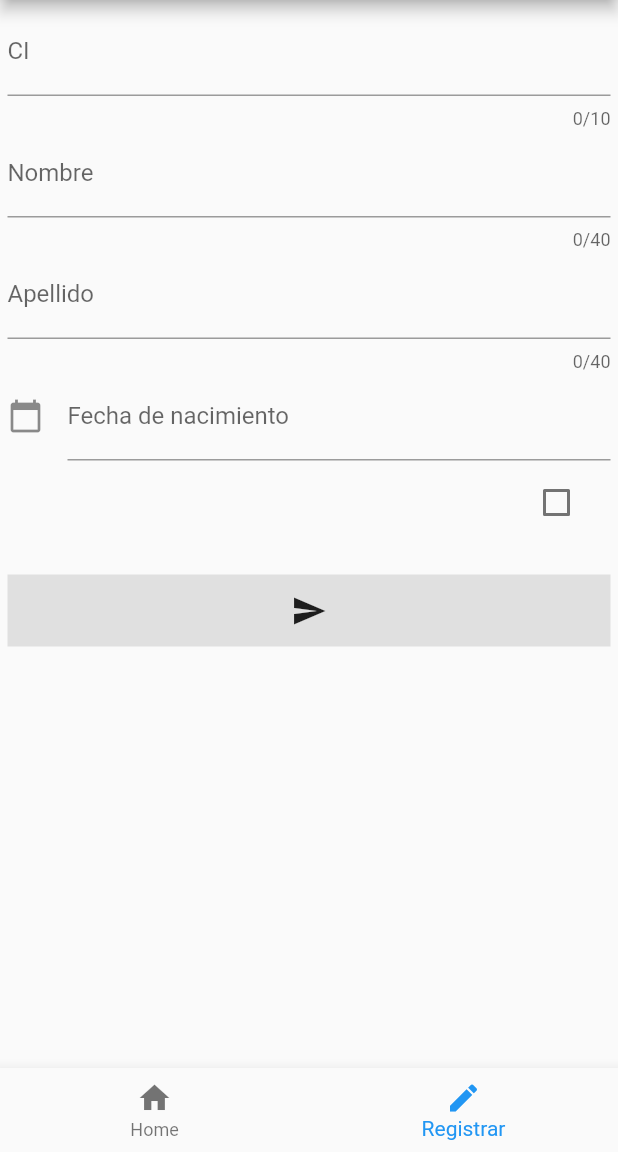
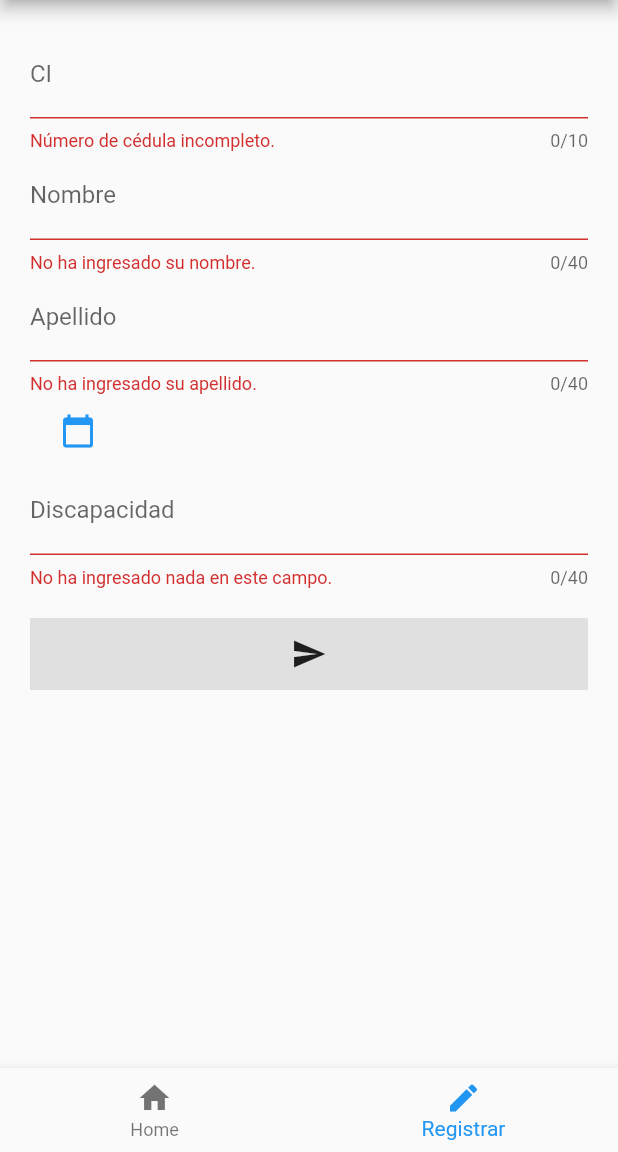
Before and after one commit to dbchango/personasl_vulnerables, a Flutter app: the screen it shows after launch, item 2 of the bottom bar chosen, after a tap on the "send" icon, on a phone screen of 412 x 824 dp, the part 84-1236 px from its top. Run offline on Flutter 3.47's test engine with Material 2 defaults, Android fonts, the phone set to English and light mode, and no system bars; our stand-ins replace sqflite; accounts and stored records are empty.

Commit message:
Examen terminado

```diff
--- a/lib/main.dart
+++ b/lib/main.dart
@@ -25,9 +25,6 @@ class MyApp extends StatelessWidget {
             title: 'Poblacion vulnerable',
             theme: ThemeData(
               primarySwatch: Colors.blue,
-              // This makes the visual density adapt to the platform that you run
-              // the app on. For desktop platforms, the controls will be smaller and
-              // closer together (more dense) than on mobile platforms.
               visualDensity: VisualDensity.adaptivePlatformDensity,
             ),
             home: FutureBuilder(
--- a/lib/models/person.dart
+++ b/lib/models/person.dart
@@ -19,7 +19,7 @@ class Person {
     String name;
     String lastname;
     String borndate;
-    bool disability;
+    String disability;
 
     factory Person.fromJson(Map<String, dynamic> json) => Person(
         id: json["id"],
--- a/lib/providers/db_providers.dart
+++ b/lib/providers/db_providers.dart
@@ -11,10 +11,9 @@ class DBProvider{
   DBProvider._();
 
   get database async {
-    if (_database != null){
-      _database = await initDB();
-      return _database;
-    }
+    if (_database != null) return _database;
+    _database = await initDB();
+    return _database;
   }
 
   Future<Database> initDB() async {
@@ -30,9 +29,8 @@ class DBProvider{
           name TEXT,
           lastname TEXT,
           borndate TEXT,
-          disability INTEGER
+          disability TEXT
         )
-
         '''
       );
     });
@@ -47,6 +45,7 @@ class DBProvider{
   Future<dynamic> list() async{
     final db = await database;
     final result = await db.query('Persons');
+    print(result);
     return result.isNotEmpty ? result.map((t)=> Person.fromJson(t)).toList()
     :[];
   }
--- a/lib/providers/person_provider.dart
+++ b/lib/providers/person_provider.dart
@@ -3,16 +3,19 @@ import 'package:poblacion_vul/models/person.dart';
 import 'package:poblacion_vul/providers/db_providers.dart';
 class PersonProvider extends ChangeNotifier{
   List<Person> persons = [];
-  Future<Person> addPerson(String name, String ci, String lastname, String borndate, bool disabilty) async {
+  Future<Person> addPerson(String name, String ci, String lastname, String borndate, String disabilty) async {
     Person person = Person(name: name, ci:ci, lastname: lastname, borndate: borndate, disability: disabilty);
     final id = await DBProvider.db.create(person);
     person.id = id;
     persons.add(person);
+    notifyListeners();
     return person;
   }
 
   loadPersons()async{
+
     final personsQuery = await DBProvider.db.list();
+    print(personsQuery);
     this.persons = [...personsQuery];
     notifyListeners();
   }
--- a/lib/screens/init_screen.dart
+++ b/lib/screens/init_screen.dart
@@ -1,5 +1,8 @@
 
 import 'package:flutter/material.dart';
+import 'package:poblacion_vul/models/person.dart';
+import 'package:poblacion_vul/providers/person_provider.dart';
+import 'package:provider/provider.dart';
 class InitScreen extends StatefulWidget {
   InitScreen({Key key}) : super(key: key);
 
@@ -8,12 +11,41 @@ class InitScreen extends StatefulWidget {
 }
 
 class _InitScreenState extends State<InitScreen> {
+
   @override
   Widget build(BuildContext context) {
-    return Container(
-       child: Container(
-         child: Text("InitScreen"),
-       ),
+    double _heigth = MediaQuery.of(context).size.height;
+    final personProvider = Provider.of<PersonProvider>(context, listen: false);
+    personProvider.loadPersons();
+
+
+    return SingleChildScrollView(
+      padding: EdgeInsets.all(25),
+      child: Column(
+
+        mainAxisSize: MainAxisSize.min,
+        children: [
+          Text("Personas registradas",
+              style: Theme.of(context).textTheme.headline5),
+
+          _listView(personProvider.persons)
+        ],
+      ),
     );
   }
+  _listView(List<Person> persons) {
+    return ListView.builder(
+        shrinkWrap: true,
+        itemCount: persons.length,
+        itemBuilder: (_, index) => ListTile(
+
+              leading: Icon(Icons.person),
+              title: Text("Nombre: "+persons[index].name + " " +persons[index].lastname),
+              subtitle: Text("Discapacidad: " + persons[index].disability.toString()),
+            ));
+  }
+
+  loadList() async{
+
+  }
 }
--- a/lib/screens/person_form.dart
+++ b/lib/screens/person_form.dart
@@ -14,7 +14,6 @@ class CreateScreen extends StatefulWidget {
 class _CreateScreenState extends State<CreateScreen> {
   final formKey = GlobalKey<FormState>();
   final _scaffoldKey = GlobalKey<ScaffoldState>();
-  TextEditingController _dateController = TextEditingController();
   DateTime selectedDate = DateTime.now();
   Person _person = new Person();
   @override
@@ -22,7 +21,7 @@ class _CreateScreenState extends State<CreateScreen> {
     return Scaffold(
       key: _scaffoldKey,
       body: Container(
-        padding: EdgeInsets.all(5),
+        padding: EdgeInsets.all(20),
         child: Form(
           key: formKey,
           child: ListView(
@@ -30,9 +29,10 @@ class _CreateScreenState extends State<CreateScreen> {
               _getCiField(),
               _getName(),
               _getLastName(),
-              _getBornDate(),
-              _getCheckBox(),
-              _getSubmitButton()
+              _getBornDate(context),
+              _getDesable(),
+              _getSubmitButton(),
+
             ],
           ),
         ),
@@ -63,6 +63,10 @@ class _CreateScreenState extends State<CreateScreen> {
         }
       },
     );
+  }
+
+  Widget _getCalendarButton(BuildContext context){
+    return TextButton(onPressed: ()async{await showDateDialog(context); }, child: Icon(Icons.calendar_today));
   }
 
   Widget _getName(){
@@ -115,40 +119,36 @@ class _CreateScreenState extends State<CreateScreen> {
     );
   }
 
-  Widget _getBornDate(){
+  Widget _getBornDate(BuildContext context){
+    return Row(
+      children: [
+        _getCalendarButton(context),
+        Text('${_person.borndate??''}')
+      ],
+    );
+  }
+
+  Widget _getDesable(){
     return TextFormField(
-      initialValue: _person.borndate,
-      decoration: InputDecoration(labelText: "Fecha de nacimiento", icon: Icon(Icons.calendar_today),),
-
-      //keyboardType: TextInputType.datetime,
+      initialValue: _person.disability,
+      decoration: InputDecoration(labelText: "Discapacidad"),
+      maxLength: 40,
       onChanged: (value) {
         setState(() {
-          _person.borndate = value;
+          _person.disability = value;
         });
-        print(_person.borndate );
       },
       onSaved: (newValue) {
         setState(() {
-          _person.borndate = newValue;
+          _person.disability = newValue;
         });
       },
       validator: (value) {
-      if (value.isEmpty)
-        return "No ha ingresado su fecha de nacimiento.";
-        return null;
-      },
-    );
-  }
-
-  Widget _getCheckBox(){
-    return CheckboxListTile(
-      title: Text(''),
-      value: _person.disability??false,
-      onChanged: (value) {
-        setState(() {
-          _person.disability = value;
-          print(_person.toJson());
-        });
+        if (value.length < 2) {
+          return "No ha ingresado nada en este campo.";
+        } else {
+          return null;
+        }
       },
     );
   }
@@ -163,21 +163,30 @@ class _CreateScreenState extends State<CreateScreen> {
             IconButton(
                 icon: Icon(Icons.send),
                 onPressed: () async {
-                  //if (!formKey.currentState.validate()) return;
+                  if (!formKey.currentState.validate()) return;
 
                   //Vincula el valor de las controles del formulario a los atributos del modelo
-                  //formKey.currentState.save();
+                  formKey.currentState.save();
 
                   //Llamamos al provider para guardar el viaje
-                  final personProvider = Provider.of<PersonProvider>(context);
-                  print(_person.toJson());
-                  print(personProvider.persons);
-
-                  //_person = await personProvider.addPerson(_person.name, _person.ci, _person.lastname, _person.borndate, _person.disability);
-
+                  final personProvider = Provider.of<PersonProvider>(context, listen: false);
+                  _person = await personProvider.addPerson(_person.name, _person.ci, _person.lastname, _person.borndate, _person.disability);
+                  print(_person.id);
+                  _scaffoldKey.currentState.showSnackBar(
+                    SnackBar(content: Text("Registro de: "+_person.name +" creado con el id "+ _person.id.toString()))
+                  );
                 })
           ],
         ));
   }
 
+  Future<void> showDateDialog(BuildContext context) async {
+    final picked = await showDatePicker(context: context, initialDate: selectedDate, firstDate: DateTime(2001, 8), lastDate: DateTime(2101, 8));
+    if(picked!= null && picked != selectedDate)
+    setState(() {
+      selectedDate = picked;
+      _person.borndate = picked.toString();
+    });
+  }
+
 }
--- a/pubspec.yaml
+++ b/pubspec.yaml
@@ -26,6 +26,7 @@ dependencies:
   sqflite: ^1.3.2+3
   path_provider: ^1.6.27
   provider: ^4.3.3
+  intl: ^0.16.1
   # The following adds the Cupertino Icons font to your application.
   # Use with the CupertinoIcons class for iOS style icons.
   cupertino_icons: ^1.0.0
```
Also changed, not shown: pubspec.lock.
